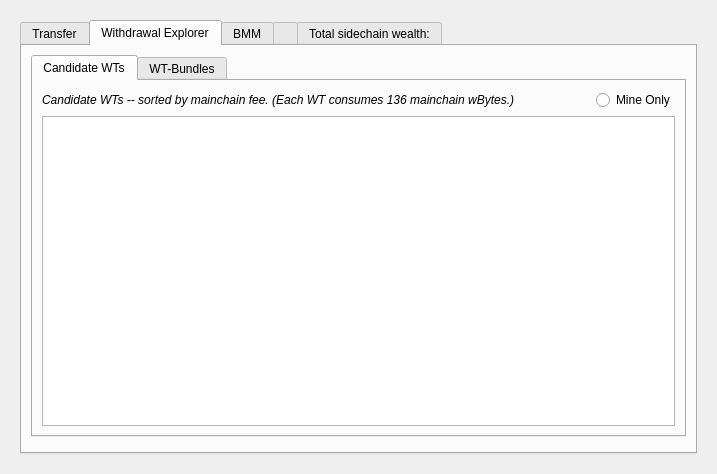
Before: the Qt Designer form src/qt/forms/sidechainpage.ui in skydogenet/sidechains, drawn with Qt 5.
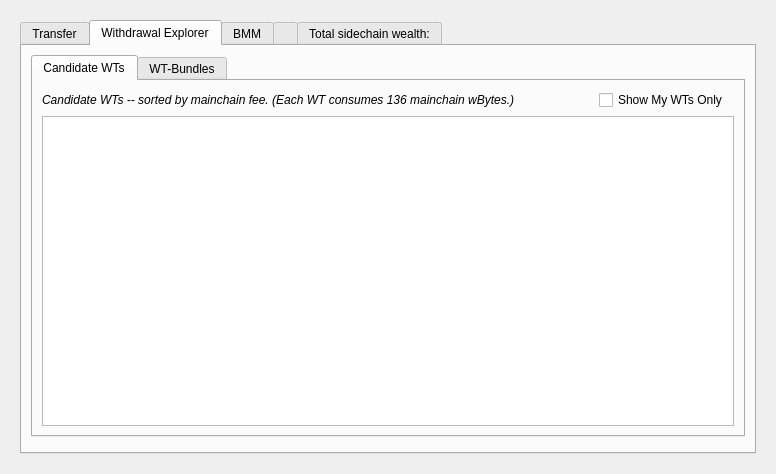
After: the same form once the commit is applied. The open tabs and pages were chosen to show the change. Icons and pictures are not drawn. Custom widgets are drawn as their Qt base class.

What changed in the file:
```diff
--- a/src/qt/forms/sidechainpage.ui
+++ b/src/qt/forms/sidechainpage.ui
@@ -6,7 +6,7 @@
    <rect>
     <x>0</x>
     <y>0</y>
-    <width>717</width>
+    <width>776</width>
     <height>474</height>
    </rect>
   </property>
@@ -770,7 +770,7 @@
                <string>Candidate WTs</string>
               </attribute>
               <layout class="QGridLayout" name="gridLayout_7">
-               <item row="2" column="0" colspan="3">
+               <item row="2" column="0" colspan="4">
                 <widget class="QTableView" name="tableViewUnspentWT">
                  <property name="font">
                   <font>
@@ -796,13 +796,6 @@
                  </attribute>
                 </widget>
                </item>
-               <item row="0" column="2">
-                <widget class="QRadioButton" name="radioButtonOnlyMyWTs">
-                 <property name="text">
-                  <string>Mine Only</string>
-                 </property>
-                </widget>
-               </item>
                <item row="0" column="0">
                 <widget class="QLabel" name="label_34">
                  <property name="font">
@@ -821,7 +814,7 @@
                   <enum>Qt::Horizontal</enum>
                  </property>
                  <property name="sizeType">
-                  <enum>QSizePolicy::Maximum</enum>
+                  <enum>QSizePolicy::MinimumExpanding</enum>
                  </property>
                  <property name="sizeHint" stdset="0">
                   <size>
@@ -831,6 +824,13 @@
                  </property>
                 </spacer>
                </item>
+               <item row="0" column="2">
+                <widget class="QCheckBox" name="checkBoxOnlyMyWTs">
+                 <property name="text">
+                  <string>Show My WTs Only</string>
+                 </property>
+                </widget>
+               </item>
               </layout>
              </widget>
              <widget class="QWidget" name="tab">
```
